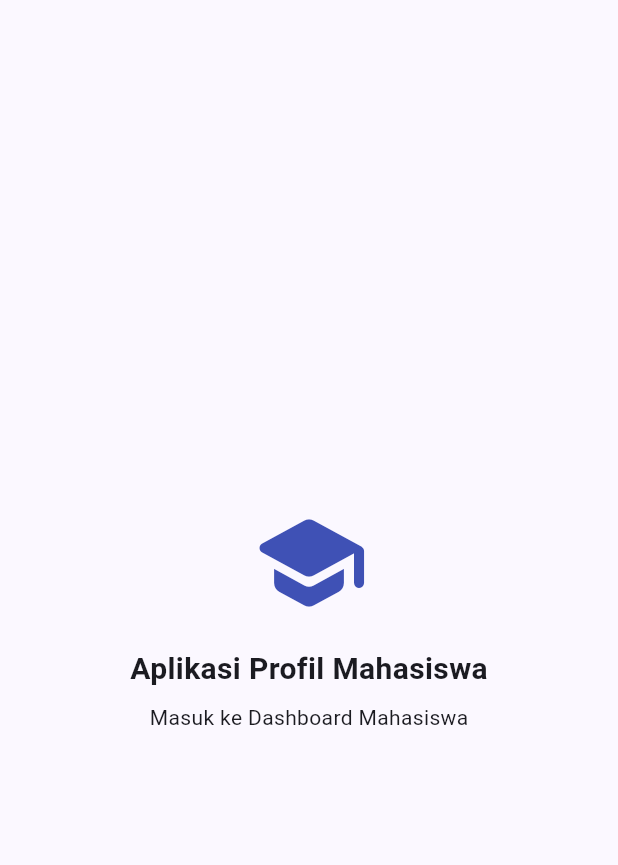
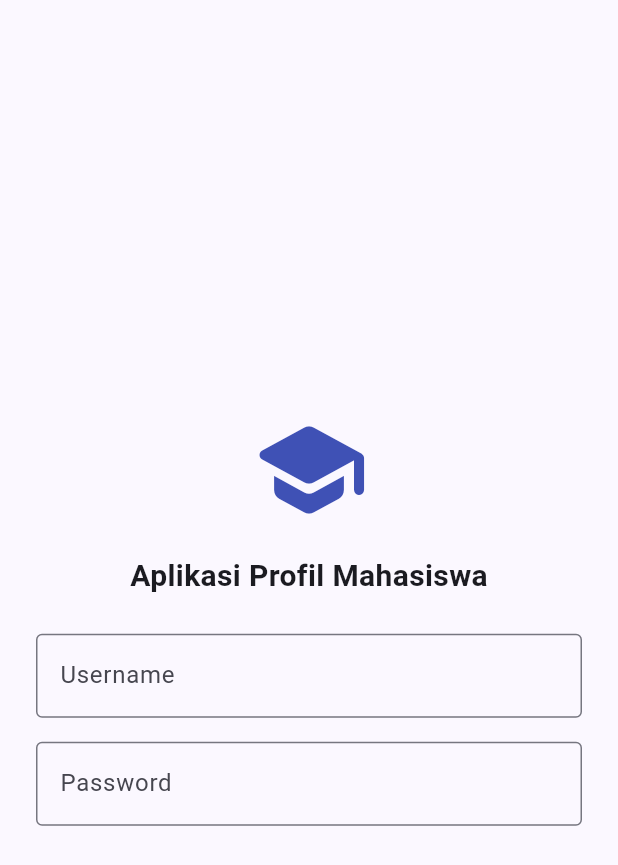
Before and after one commit to Alfin-NN/tumbal-proyek, a Flutter app: the LoginPage screen opened directly, on a phone screen of 412 x 824 dp. Shown: the top 865 px of the screen. Run offline on Flutter 3.47's test engine with Material 3 defaults, Android fonts, the phone set to English and light mode, and no system bars.

Commit message:
feat(soal2-screens): tambahkan input field username dan password pada login

```diff
--- a/soal2_profil_app/lib/screens/login_page.dart
+++ b/soal2_profil_app/lib/screens/login_page.dart
@@ -1,6 +1,6 @@
 import 'package:flutter/material.dart';
 
-// Halaman login pembuka
+// Halaman pembuka dengan input form
 class LoginPage extends StatefulWidget {
   const LoginPage({super.key});
 
@@ -9,19 +9,34 @@ class LoginPage extends StatefulWidget {
 }
 
 class _LoginPageState extends State<LoginPage> {
+  final _usernameController = TextEditingController();
+  final _passwordController = TextEditingController();
+
   @override
   Widget build(BuildContext context) {
     return Scaffold(
       body: Center(
+        child: Padding(
+          padding: const EdgeInsets.all(24.0),
           child: Column(
             mainAxisAlignment: MainAxisAlignment.center,
             children: [
               const Icon(Icons.school_rounded, size: 80, color: Colors.indigo),
               const SizedBox(height: 16),
               const Text('Aplikasi Profil Mahasiswa', style: TextStyle(fontSize: 20, fontWeight: FontWeight.bold)),
-            const SizedBox(height: 8),
-            const Text('Masuk ke Dashboard Mahasiswa'),
+              const SizedBox(height: 24),
+              TextField(
+                controller: _usernameController,
+                decoration: const InputDecoration(labelText: 'Username', border: OutlineInputBorder()),
+              ),
+              const SizedBox(height: 16),
+              TextField(
+                controller: _passwordController,
+                obscureText: true,
+                decoration: const InputDecoration(labelText: 'Password', border: OutlineInputBorder()),
+              ),
             ],
+          ),
         ),
       ),
     );
```
Lines whose indentation alone changed are shown as unchanged.
